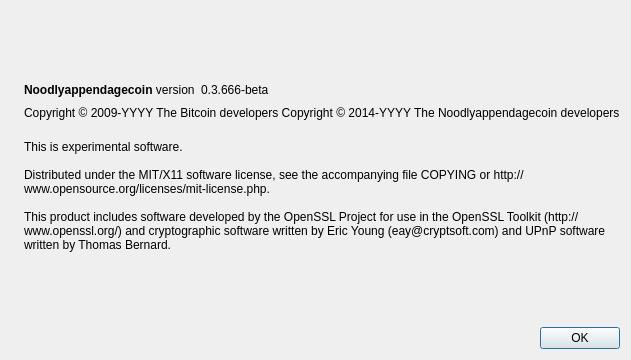
Old version of the form src/qt/forms/aboutdialog.ui in the repository noodlyappendagecoin-project/noodlyappendagecoin.
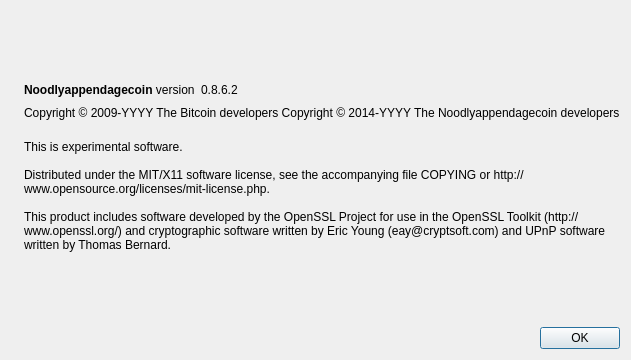
New version of the form. Icons and pictures are not drawn.

What changed in the file:
```diff
--- a/src/qt/forms/aboutdialog.ui
+++ b/src/qt/forms/aboutdialog.ui
@@ -63,7 +63,7 @@
           <cursorShape>IBeamCursor</cursorShape>
          </property>
          <property name="text">
-          <string notr="true">0.3.666-beta</string>
+          <string notr="true">0.8.6.2</string>
          </property>
          <property name="textInteractionFlags">
           <set>Qt::LinksAccessibleByMouse|Qt::TextSelectableByKeyboard|Qt::TextSelectableByMouse</set>
```
